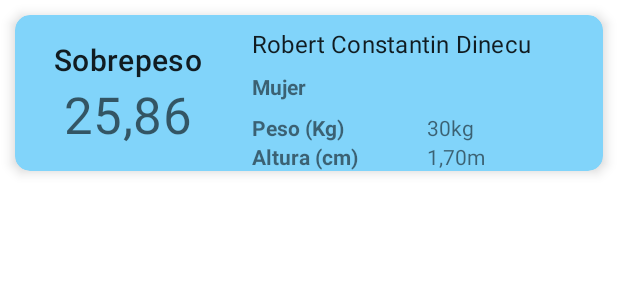
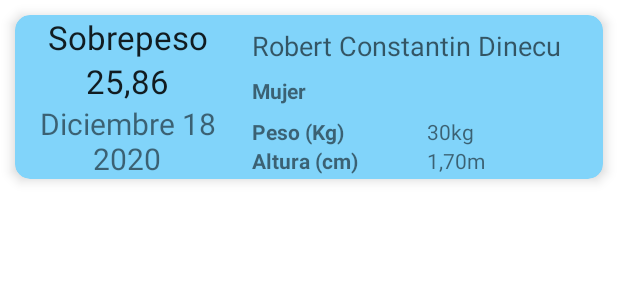
Before and after one commit to ROBERT1830/IMC_APP, an Android app: the layout imc_row.xml on its own in the app's theme, with its tools: preview values and no code run, on a phone screen of 412 x 824 dp. Shown: the top 300 px of the screen. Run offline under Robolectric (Android 15) with nearby library versions, the phone set to English and light mode, and no system bars.

Commit message:
modificado el diseño

```diff
--- a/app/build.gradle
+++ b/app/build.gradle
@@ -11,7 +11,7 @@ android {
 
     defaultConfig {
         applicationId "com.robertconstantindinescu.myimc"
-        minSdkVersion 21
+        minSdkVersion 24
         targetSdkVersion 31
         versionCode 1
         versionName "1.0"
--- a/app/src/main/res/layout/imc_row.xml
+++ b/app/src/main/res/layout/imc_row.xml
@@ -34,7 +34,6 @@
 
 
                 android:orientation="vertical"
-                app:layout_constraintBottom_toBottomOf="parent"
                 app:layout_constraintStart_toStartOf="parent"
                 app:layout_constraintTop_toTopOf="parent">
 
@@ -43,7 +42,7 @@
                     android:layout_width="match_parent"
                     android:layout_height="wrap_content"
                     android:textAlignment="center"
-                    android:textAppearance="?attr/textAppearanceHeadline6"
+                    android:textAppearance="?android:attr/textAppearanceLarge"
                     tools:text="Sobrepeso" />
 
                 <TextView
@@ -51,16 +50,28 @@
                     android:layout_width="match_parent"
                     android:layout_height="wrap_content"
                     android:textAlignment="center"
-                    android:textAppearance="?attr/textAppearanceHeadline4"
+                    android:textAppearance="?android:attr/textAppearanceLarge"
                     tools:text="25,86" />
+
+                <TextView
+                    android:id="@+id/tv_date"
+                    android:maxLines="3"
+                    tools:text="Diciembre 18 2020"
+                    android:textSize="20sp"
+                    android:textAlignment="center"
+                    android:layout_width="match_parent"
+                    android:layout_height="wrap_content"/>
+
+
             </LinearLayout>
+
 
             <TextView
                 android:id="@+id/tv_name"
                 android:layout_width="0dp"
                 android:layout_height="wrap_content"
                 android:padding="@dimen/padd_min"
-                android:textAppearance="?attr/textAppearanceSubtitle1"
+                android:textAppearance="?android:attr/textAppearanceMedium"
                 app:layout_constraintEnd_toEndOf="parent"
                 app:layout_constraintStart_toEndOf="@id/li_layout_basicInfo"
                 app:layout_constraintTop_toTopOf="parent"
```
Also changed, not shown: app/src/main/java/com/robertconstantindinescu/myimc/ui/CalculatorFragment.kt (+12 -2 lines), app/src/main/java/com/robertconstantindinescu/myimc/ui/MainFragment.kt (+11 -0 lines).
